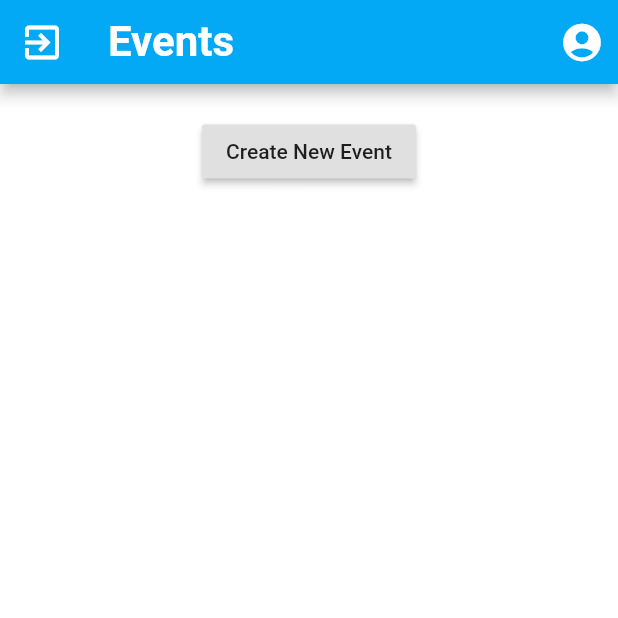
After one commit to maryfan1106/Foodies, a Flutter app: the HomeScreen screen opened by its route, on a phone screen of 412 x 824 dp, the top half of it. The commit adds this screen. Run offline on Flutter 3.47's test engine with Material 2 defaults, Android fonts, the phone set to English and light mode, and no system bars; our stand-ins replace shared_preferences; accounts and stored records are empty; network calls fail.

Commit message:
connected get user

```diff
--- a/foodies_app/lib/main.dart
+++ b/foodies_app/lib/main.dart
@@ -1,4 +1,5 @@
 import 'package:flutter/material.dart';
+import 'package:foodiesapp/pages/home_screen.dart';
 import 'package:foodiesapp/pages/login_screen.dart';
 import 'package:foodiesapp/pages/register_screen.dart';
 
@@ -14,10 +15,11 @@ class MyApp extends StatelessWidget {
         primaryColor: Colors.lightBlue,
         accentColor: Colors.white,
       ),
-      initialRoute: '/login',
+      initialRoute: '/home',
       routes: {
         '/register': (context) => RegisterScreen(),
         '/login': (context) => LoginScreen(),
+        '/home': (context) => HomeScreen(),
       },
     );
   }
--- /dev/null
+++ b/foodies_app/lib/models/user_model.dart
@@ -0,0 +1,16 @@
+class User {
+  final String name;
+  final String email;
+
+  User({
+    this.name,
+    this.email,
+  });
+
+  factory User.fromJson(Map<String, dynamic> parsedJson) {
+    return User(
+      name: parsedJson['name'],
+      email: parsedJson['email'],
+    );
+  }
+}
--- /dev/null
+++ b/foodies_app/lib/pages/home_screen.dart
@@ -0,0 +1,112 @@
+import 'dart:convert';
+
+import 'package:flutter/material.dart';
+import 'package:foodiesapp/models/user_model.dart';
+import 'package:foodiesapp/pages/login_screen.dart';
+import 'package:http/http.dart' as http;
+import 'package:shared_preferences/shared_preferences.dart';
+
+class HomeScreen extends StatefulWidget {
+  @override
+  _HomeScreenState createState() => _HomeScreenState();
+}
+
+class _HomeScreenState extends State<HomeScreen> {
+  SharedPreferences sharedPreferences;
+
+  getUserEvents() async {
+    sharedPreferences = await SharedPreferences.getInstance();
+    if (sharedPreferences.getString("token") == null) {
+      Navigator.of(context).pushAndRemoveUntil(
+        MaterialPageRoute(builder: (BuildContext context) => LoginScreen()),
+        (Route<dynamic> route) => false,
+      );
+    }
+
+    final client = http.Client();
+    String testEmail = "test1@gmail.com";
+    final request = new http.Request(
+      'GET',
+      Uri.parse("http://localhost:3000/users/$testEmail"),
+    );
+    request.headers['Authorization'] =
+        "Bearer " + sharedPreferences.getString("token");
+    request.headers['Accept'] = "application/json";
+    request.headers['Content-type'] = "application/json";
+    request.followRedirects = false;
+    final response = await client.send(request);
+    final respStr = await response.stream.bytesToString();
+    var jsonResponse = jsonDecode(respStr);
+    User user = new User.fromJson(jsonResponse);
+    print(user.email);
+  }
+
+  @override
+  void initState() {
+    super.initState();
+    getUserEvents();
+  }
+
+  @override
+  Widget build(BuildContext context) {
+    return Scaffold(
+      backgroundColor: Theme.of(context).accentColor,
+      appBar: AppBar(
+        leading: IconButton(
+          icon: Icon(Icons.exit_to_app),
+          iconSize: 30.0,
+          color: Colors.white,
+          onPressed: () {
+            sharedPreferences.clear();
+            Navigator.of(context).pushAndRemoveUntil(
+              MaterialPageRoute(
+                builder: (BuildContext context) => LoginScreen(),
+              ),
+              (Route<dynamic> route) => false,
+            );
+          },
+        ),
+        title: Text(
+          'Events',
+          style: TextStyle(
+            color: Colors.white,
+            fontSize: 28.0,
+            fontWeight: FontWeight.bold,
+          ),
+        ),
+        actions: <Widget>[
+          IconButton(
+            icon: Icon(Icons.account_circle),
+            iconSize: 30.0,
+            color: Colors.white,
+            onPressed: () {
+              // TODO: Navigate to ProfilePage
+              //Navigator.pushNamed(context, '/profileScreen');
+            },
+          ),
+        ],
+      ),
+      body: Column(
+        children: <Widget>[
+          Container(
+            height: 90.0,
+            child: Center(
+                child: RaisedButton(
+              child: Text(
+                'Create New Event',
+              ),
+              onPressed: () {
+                // TODO: Navigate to CreateEventPage
+                //Navigator.push(
+                //  context,
+                //  MaterialPageRoute(builder: (context) => CreateEventScreen()),
+                //);
+              },
+            )),
+          ),
+          //AllEvents(),
+        ],
+      ),
+    );
+  }
+}
--- a/foodies_app/lib/pages/login_screen.dart
+++ b/foodies_app/lib/pages/login_screen.dart
@@ -1,6 +1,7 @@
 import 'dart:convert';
 
 import 'package:flutter/material.dart';
+import 'package:foodiesapp/pages/home_screen.dart';
 import 'package:http/http.dart' as http;
 import 'package:shared_preferences/shared_preferences.dart';
 
@@ -32,11 +33,10 @@ class _LoginScreenState extends State<LoginScreen> {
         if (jsonResponse != null) {
           sharedPreferences.setString("token", jsonResponse['token']);
           print(response.body);
-          // TODO: Navigate to HomeScreen
-          //Navigator.of(context).pushAndRemoveUntil(
-          //  MaterialPageRoute(builder: (BuildContext context) => MainPage()),
-          //  (Route<dynamic> route) => false,
-          //);
+          Navigator.of(context).pushAndRemoveUntil(
+            MaterialPageRoute(builder: (BuildContext context) => HomeScreen()),
+            (Route<dynamic> route) => false,
+          );
         }
       } else {
         print(response.body);
--- a/foodies_app/lib/pages/register_screen.dart
+++ b/foodies_app/lib/pages/register_screen.dart
@@ -1,6 +1,7 @@
 import 'dart:convert';
 
 import 'package:flutter/material.dart';
+import 'package:foodiesapp/pages/home_screen.dart';
 import 'package:http/http.dart' as http;
 import 'package:shared_preferences/shared_preferences.dart';
 
@@ -33,10 +34,10 @@ class _RegisterScreenState extends State<RegisterScreen> {
         if (jsonResponse != null) {
           sharedPreferences.setString("token", jsonResponse['token']);
           print(response.body);
-          //Navigator.of(context).pushAndRemoveUntil(
-          //  MaterialPageRoute(builder: (BuildContext context) => MainPage()),
-          //  (Route<dynamic> route) => false,
-          //);
+          Navigator.of(context).pushAndRemoveUntil(
+            MaterialPageRoute(builder: (BuildContext context) => HomeScreen()),
+            (Route<dynamic> route) => false,
+          );
         }
       } else {
         print(response.body);
```
